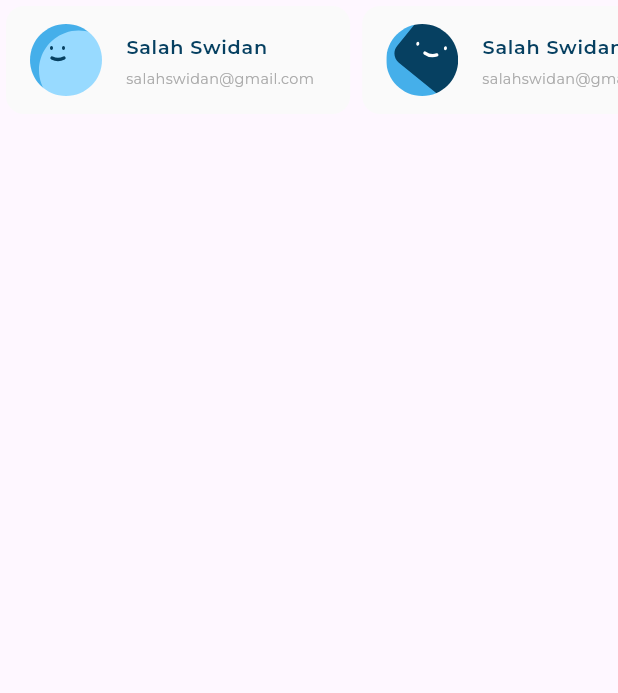
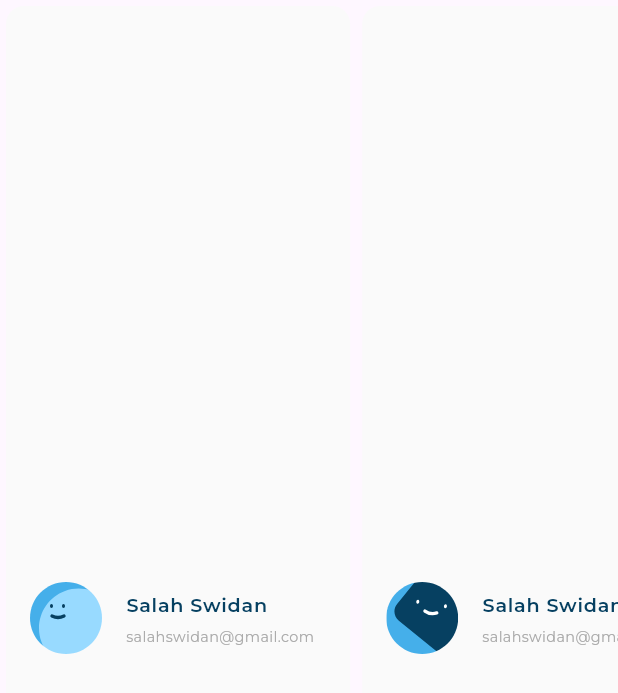
Before and after one commit to salahswidan/responsive_dash_board, a Flutter app: the LatestTransctionListView widget shown alone on an empty page, opened directly, on a phone screen of 412 x 824 dp. Shown: the top 693 px of the screen. Run offline on Flutter 3.47's test engine with Material 3 defaults, Android fonts, the phone set to English and light mode, and no system bars; our stand-ins replace flutter_svg; project files that could hold a hidden picture were left out.

Commit message:
replace listview with used row with map

```diff
--- a/lib/views/quick_invoice/latest_transction_list_view.dart
+++ b/lib/views/quick_invoice/latest_transction_list_view.dart
@@ -23,16 +23,15 @@ class LatestTransctionListView extends StatelessWidget {
   ];
   @override
   Widget build(BuildContext context) {
-    return SizedBox(
-      height: 80,
-      child: ListView.builder(
-        itemCount: items.length,
-        scrollDirection: Axis.horizontal,
-        itemBuilder: (context, index) {
-          return IntrinsicWidth(
-              child: UserInfoListTile(userInfoModel: items[index]));
-        },
-      ),
+    return SingleChildScrollView(
+      scrollDirection: Axis.horizontal,
+      child: Row(
+          children: items
+              .map((e) => IntrinsicWidth(
+                    child: UserInfoListTile(userInfoModel: e),
+                  ))
+              .toList()),
     );
+
   }
 }
```
